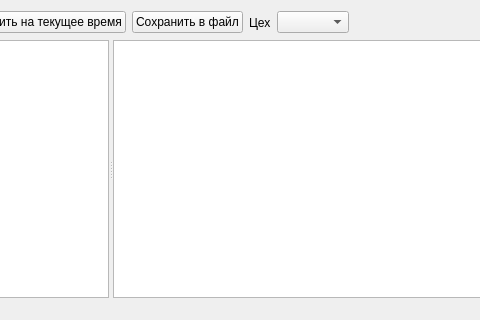
Sergeyego/el_dosage, file formbackfill/formbackfill.ui: the form before one commit; both pictures show x 388 to 868 and y 0 to 320 of the 998 by 622 pixel window.
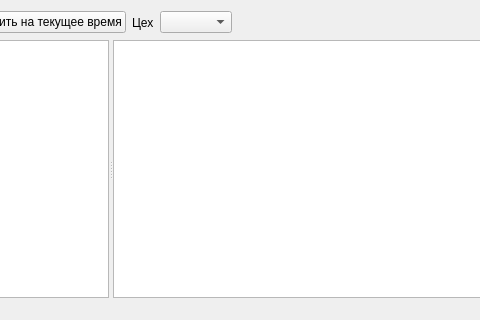
The form after the commit. Custom widgets are drawn as their Qt base class.

```diff
--- a/formbackfill/formbackfill.ui
+++ b/formbackfill/formbackfill.ui
@@ -47,13 +47,6 @@
        </property>
       </widget>
      </item>
-     <item>
-      <widget class="QPushButton" name="pushButtonSave">
-       <property name="text">
-        <string>Сохранить в файл</string>
-       </property>
-      </widget>
-     </item>
      <item>
       <widget class="QLabel" name="label_2">
        <property name="text">
```
